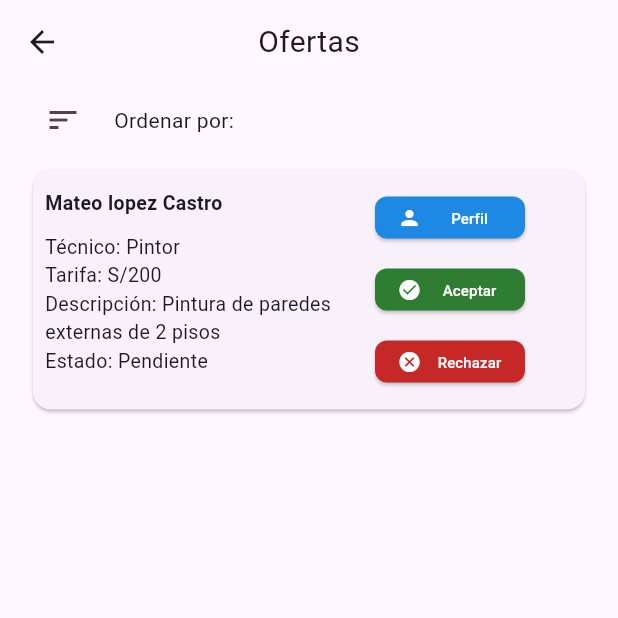
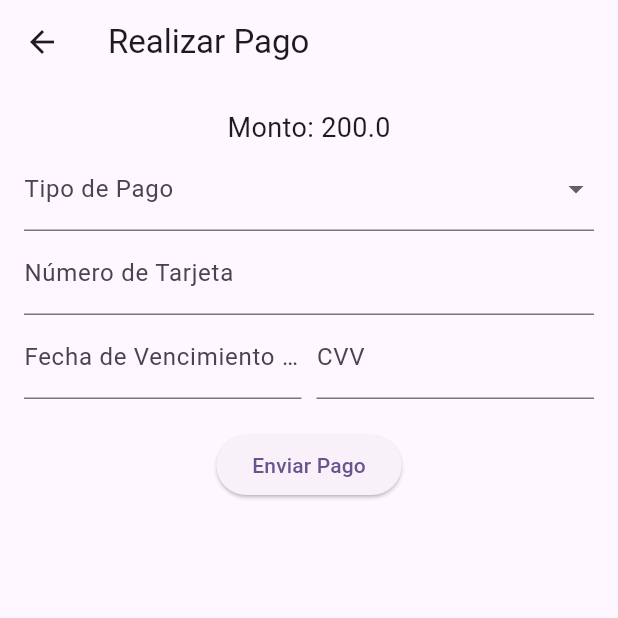
Before and after one commit to AM-SocialTechOrg/ServiFix_Flutter, a Flutter app: the offer screen opened directly, after a tap on "Aceptar", on a phone screen of 412 x 824 dp, the top half of it. Run offline on Flutter 3.47's test engine with Material 3 defaults, Android fonts, the phone set to English and light mode, and no system bars; our stand-ins replace file_picker, permission_handler, shared_preferences; missing offline and left inert: dart:ffi, jwt_decode; accounts and stored records are empty.

Commit message:
add paymentview
Co-Authored-By: Luis Alberto Trujillo Lopez <104176051+NotLT42@users.noreply.github.com>
Co-Authored-By: Luis Alberto Siancas Retegui <112042262+DahuX04@users.noreply.github.com>
Co-Authored-By: Lucía A. <91093842+luciaaliagat@users.noreply.github.com>
Co-Authored-By: Jean Carlos Achamizo <traxefeder@gmail.com>

```diff
--- /dev/null
+++ b/lib/api/dto/payment_request.dart
@@ -0,0 +1,22 @@
+class PaymentRequest {
+  final String type;
+  final double amount;
+  final String cardNumber;
+  final int offerId;
+
+  PaymentRequest({
+    required this.type,
+    required this.amount,
+    required this.cardNumber,
+    required this.offerId,
+  });
+
+  Map<String, dynamic> toJson() {
+    return {
+      'type': type,
+      'amount': amount,
+      'cardNumber': cardNumber,
+      'offerId': offerId,
+    };
+  }
+}
--- /dev/null
+++ b/lib/api/dto/payment_response.dart
@@ -0,0 +1,25 @@
+class PaymentResponse {
+  final int id;
+  final String type;
+  final double amount;
+  final String cardNumber;
+  final int offerId;
+
+  PaymentResponse({
+    required this.id,
+    required this.type,
+    required this.amount,
+    required this.cardNumber,
+    required this.offerId,
+  });
+
+  factory PaymentResponse.fromJson(Map<String, dynamic> json) {
+    return PaymentResponse(
+      id: json['id'],
+      type: json['type'],
+      amount: json['amount'],
+      cardNumber: json['cardNumber'],
+      offerId: json['offerId'],
+    );
+  }
+}
--- a/lib/views/offer.dart
+++ b/lib/views/offer.dart
@@ -1,4 +1,6 @@
 import 'package:flutter/material.dart';
+import 'package:servifix_flutter/views/payment_view.dart';
+import 'payment_view.dart';
 
 class offer extends StatefulWidget {
   const offer({super.key});
@@ -90,7 +92,14 @@ class _offerState extends State<offer> {
                     ),
                   ),
                   ElevatedButton(
-                    onPressed: () {},
+                    onPressed: () {
+                      Navigator.push(
+                        context,
+                        MaterialPageRoute(
+                          builder: (context) => PaymentScreen(amount: double.parse(amount)),
+                        ),
+                      );
+                    },
                     style: ElevatedButton.styleFrom(
                       backgroundColor: Colors.green[800],
                       shape: RoundedRectangleBorder(
--- /dev/null
+++ b/lib/views/payment_view.dart
@@ -0,0 +1,95 @@
+import 'package:flutter/material.dart';
+import 'package:servifix_flutter/api/service/paymentService.dart';
+
+class PaymentScreen extends StatefulWidget {
+  final double amount;
+
+  const PaymentScreen({Key? key, required this.amount}) : super(key: key);
+
+  @override
+  State<PaymentScreen> createState() => _PaymentScreenState();
+}
+
+class _PaymentScreenState extends State<PaymentScreen> {
+  final TextEditingController _cardNumberController = TextEditingController();
+  final TextEditingController _expiryDateController = TextEditingController();
+  final TextEditingController _cvvController = TextEditingController();
+
+  final PaymentService _paymentService = PaymentService();
+
+  String? _selectedPaymentType;
+  final List<Map<String, dynamic>> _paymentTypes = [
+    {'label': 'Visa', 'value': 'visa', 'icon': 'assets/visa.png'},
+    {'label': 'Mastercard', 'value': 'mastercard', 'icon': 'assets/mastercard.png'},
+  ];
+
+  @override
+  Widget build(BuildContext context) {
+    return Scaffold(
+      appBar: AppBar(
+        title: Text('Realizar Pago'),
+      ),
+      body: Padding(
+        padding: const EdgeInsets.all(16.0),
+        child: Column(
+          children: [
+            Text('Monto: ${widget.amount}', style: TextStyle(fontSize: 18)),
+            DropdownButtonFormField<String>(
+              value: _selectedPaymentType,
+              items: _paymentTypes.map((paymentType) {
+                return DropdownMenuItem<String>(
+                  value: paymentType['value'],
+                  child: Row(
+                    children: [
+                      Image.asset(paymentType['icon'], width: 24, height: 24),
+                      SizedBox(width: 10),
+                      Text(paymentType['label']),
+                    ],
+                  ),
+                );
+              }).toList(),
+              onChanged: (value) {
+                setState(() {
+                  _selectedPaymentType = value;
+                });
+              },
+              decoration: InputDecoration(labelText: 'Tipo de Pago'),
+            ),
+            TextField(
+              controller: _cardNumberController,
+              decoration: InputDecoration(labelText: 'Número de Tarjeta'),
+              keyboardType: TextInputType.number,
+            ),
+            Row(
+              children: [
+                Expanded(
+                  child: TextField(
+                    controller: _expiryDateController,
+                    decoration: InputDecoration(labelText: 'Fecha de Vencimiento (MM/AA)'),
+                    keyboardType: TextInputType.datetime,
+                  ),
+                ),
+                SizedBox(width: 10),
+                Expanded(
+                  child: TextField(
+                    controller: _cvvController,
+                    decoration: InputDecoration(labelText: 'CVV'),
+                    keyboardType: TextInputType.number,
+                    obscureText: true,
+                  ),
+                ),
+              ],
+            ),
+            SizedBox(height: 20),
+            ElevatedButton(
+              onPressed: () {
+                // Implementar la lógica de envío de pago aquí
+              },
+              child: Text('Enviar Pago'),
+            ),
+          ],
+        ),
+      ),
+    );
+  }
+}
--- a/pubspec.yaml
+++ b/pubspec.yaml
@@ -62,8 +62,11 @@ flutter:
 
   # To add assets to your application, add an assets section, like this:
   assets:
+    - lib/assets/mastercard.png
     - lib/assets/servifix_logo.png
     - lib/assets/tools.png
+    - lib/assets/visa.png
+
 
   # An image asset can refer to one or more resolution-specific "variants", see
   # https://flutter.dev/assets-and-images/#resolution-aware
```
Also changed, not shown: lib/api/service/paymentService.dart (added, +41 -0 lines), lib/assets/mastercard.png (added), lib/assets/visa.png (added).
